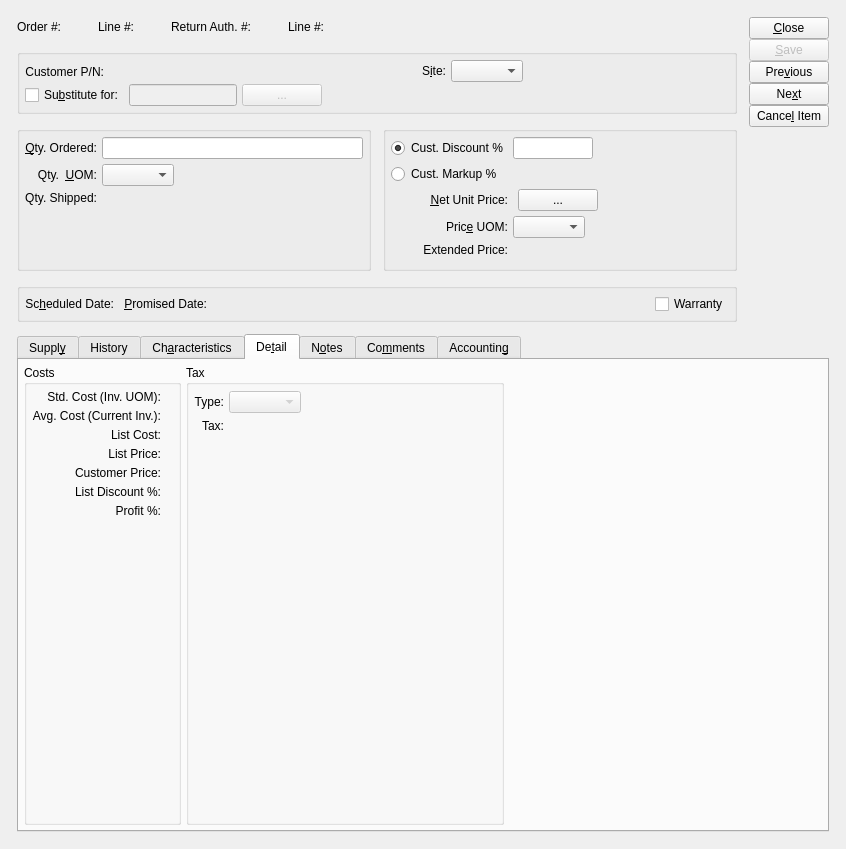
Above: xtuple/trunk/guiclient/salesOrderItem.ui from WooodHead/xtuple before the change. Below: the same form after it.
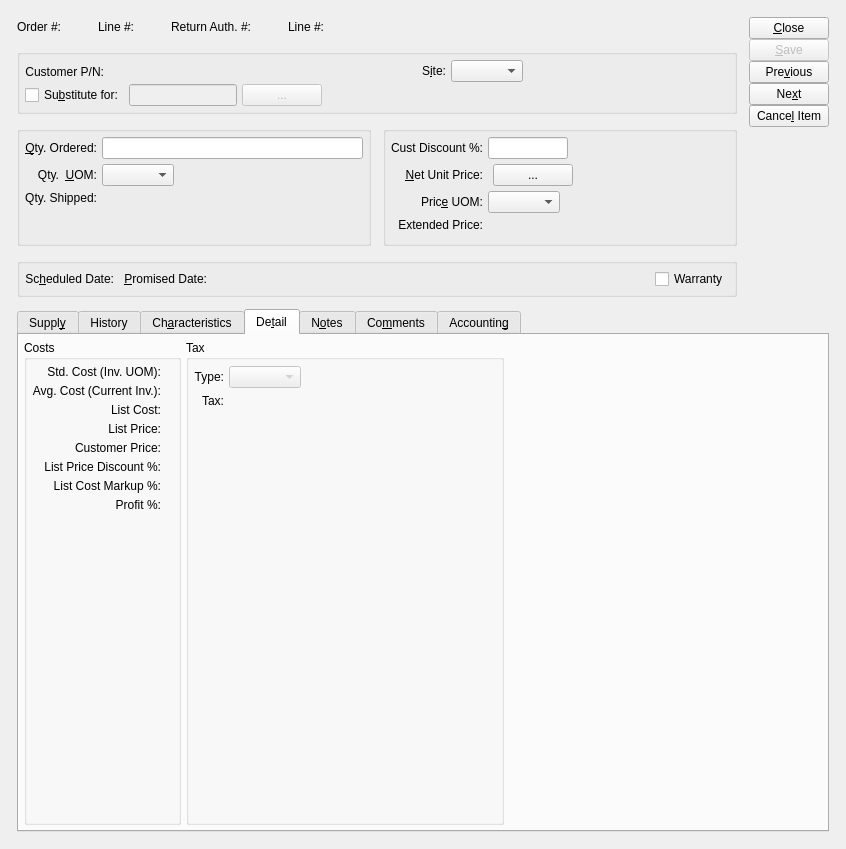
That is the form after the change. The open tabs and pages were chosen to show the change. Custom widgets are drawn as their Qt base class.

```diff
--- a/xtuple/trunk/guiclient/salesOrderItem.ui
+++ b/xtuple/trunk/guiclient/salesOrderItem.ui
@@ -568,7 +568,7 @@
           </item>
          </layout>
         </item>
-        <item row="2" column="0">
+        <item row="1" column="0">
          <widget class="QLabel" name="_netUnitPriceLit">
           <property name="text">
            <string>&amp;Net Unit Price:</string>
@@ -584,7 +584,7 @@
           </property>
          </widget>
         </item>
-        <item row="2" column="1">
+        <item row="1" column="1">
          <layout class="QHBoxLayout">
           <item>
            <widget class="CurrCluster" name="_netUnitPrice">
@@ -634,7 +634,7 @@
           </item>
          </layout>
         </item>
-        <item row="3" column="0">
+        <item row="2" column="0">
          <widget class="QLabel" name="_priceUOMLit">
           <property name="text">
            <string>Pric&amp;e UOM:</string>
@@ -653,7 +653,7 @@
           </property>
          </widget>
         </item>
-        <item row="3" column="1">
+        <item row="2" column="1">
          <layout class="QHBoxLayout">
           <item>
            <widget class="XComboBox" name="_priceUOM">
@@ -677,7 +677,7 @@
           </item>
          </layout>
         </item>
-        <item row="4" column="0">
+        <item row="3" column="0">
          <widget class="QLabel" name="_extendedPriceLit">
           <property name="text">
            <string>Extended Price:</string>
@@ -690,7 +690,7 @@
           </property>
          </widget>
         </item>
-        <item row="4" column="1">
+        <item row="3" column="1">
          <layout class="QHBoxLayout">
           <item>
            <widget class="CurrCluster" name="_extendedPrice">
@@ -730,19 +730,12 @@
          </layout>
         </item>
         <item row="0" column="0">
-         <widget class="QRadioButton" name="_discountSelected">
+         <widget class="QLabel" name="_discountFromCustLit">
           <property name="text">
-           <string>Cust. Discount %</string>
+           <string>Cust Discount %:</string>
           </property>
-          <property name="checked">
-           <bool>true</bool>
-          </property>
-         </widget>
-        </item>
-        <item row="1" column="0">
-         <widget class="QRadioButton" name="_markupSelected">
-          <property name="text">
-           <string>Cust. Markup %</string>
+          <property name="alignment">
+           <set>Qt::AlignRight|Qt::AlignTrailing|Qt::AlignVCenter</set>
           </property>
          </widget>
         </item>
@@ -1607,7 +1600,7 @@
              </widget>
             </item>
             <item row="5" column="0">
-             <widget class="QLabel" name="_discountFromListLit">
+             <widget class="QLabel" name="_discountFromListPriceLit">
               <property name="minimumSize">
                <size>
                 <width>0</width>
@@ -1615,7 +1608,7 @@
                </size>
               </property>
               <property name="text">
-               <string>List Discount %:</string>
+               <string>List Price Discount %:</string>
               </property>
               <property name="alignment">
                <set>Qt::AlignRight|Qt::AlignTrailing|Qt::AlignVCenter</set>
@@ -1623,7 +1616,7 @@
              </widget>
             </item>
             <item row="5" column="1">
-             <widget class="XLabel" name="_discountFromList">
+             <widget class="XLabel" name="_discountFromListPrice">
               <property name="minimumSize">
                <size>
                 <width>0</width>
@@ -1644,7 +1637,7 @@
               </property>
              </widget>
             </item>
-            <item row="7" column="0">
+            <item row="8" column="0">
              <spacer>
               <property name="orientation">
                <enum>Qt::Vertical</enum>
@@ -1657,16 +1650,6 @@
               </property>
              </spacer>
             </item>
-            <item row="0" column="0">
-             <widget class="XURLLabel" name="_unitCostLit">
-              <property name="text">
-               <string>Std. Cost (Inv. UOM):</string>
-              </property>
-              <property name="alignment">
-               <set>Qt::AlignRight|Qt::AlignTrailing|Qt::AlignVCenter</set>
-              </property>
-             </widget>
-            </item>
             <item row="1" column="1">
              <widget class="CurrDisplay" name="_avgCost"/>
             </item>
@@ -1693,7 +1676,7 @@
               </property>
              </widget>
             </item>
-            <item row="6" column="1">
+            <item row="7" column="1">
              <widget class="XLabel" name="_profit">
               <property name="maximumSize">
                <size>
@@ -1706,7 +1689,7 @@
               </property>
              </widget>
             </item>
-            <item row="6" column="0">
+            <item row="7" column="0">
              <widget class="QLabel" name="_profitLit">
               <property name="text">
                <string>Profit %:</string>
@@ -1716,6 +1699,39 @@
               </property>
              </widget>
             </item>
+            <item row="0" column="0">
+             <widget class="QLabel" name="_unitCostLit">
+              <property name="text">
+               <string>Std. Cost (Inv. UOM):</string>
+              </property>
+              <property name="alignment">
+               <set>Qt::AlignRight|Qt::AlignTrailing|Qt::AlignVCenter</set>
+              </property>
+             </widget>
+            </item>
+            <item row="6" column="0">
+             <widget class="QLabel" name="_markupFromListCostLit">
+              <property name="text">
+               <string>List Cost Markup %:</string>
+              </property>
+              <property name="alignment">
+               <set>Qt::AlignRight|Qt::AlignTrailing|Qt::AlignVCenter</set>
+              </property>
+             </widget>
+            </item>
+            <item row="6" column="1">
+             <widget class="XLabel" name="_markupFromListCost">
+              <property name="maximumSize">
+               <size>
+                <width>80</width>
+                <height>16777215</height>
+               </size>
+              </property>
+              <property name="alignment">
+               <set>Qt::AlignRight|Qt::AlignTrailing|Qt::AlignVCenter</set>
+              </property>
+             </widget>
+            </item>
            </layout>
           </widget>
          </item>
```
